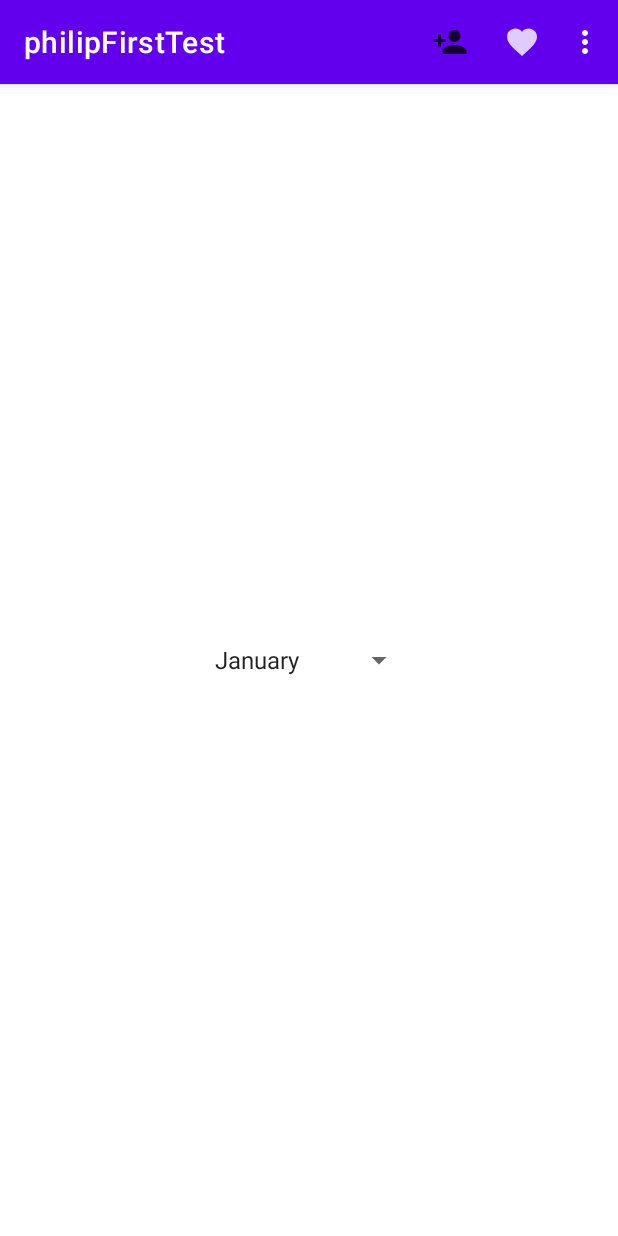
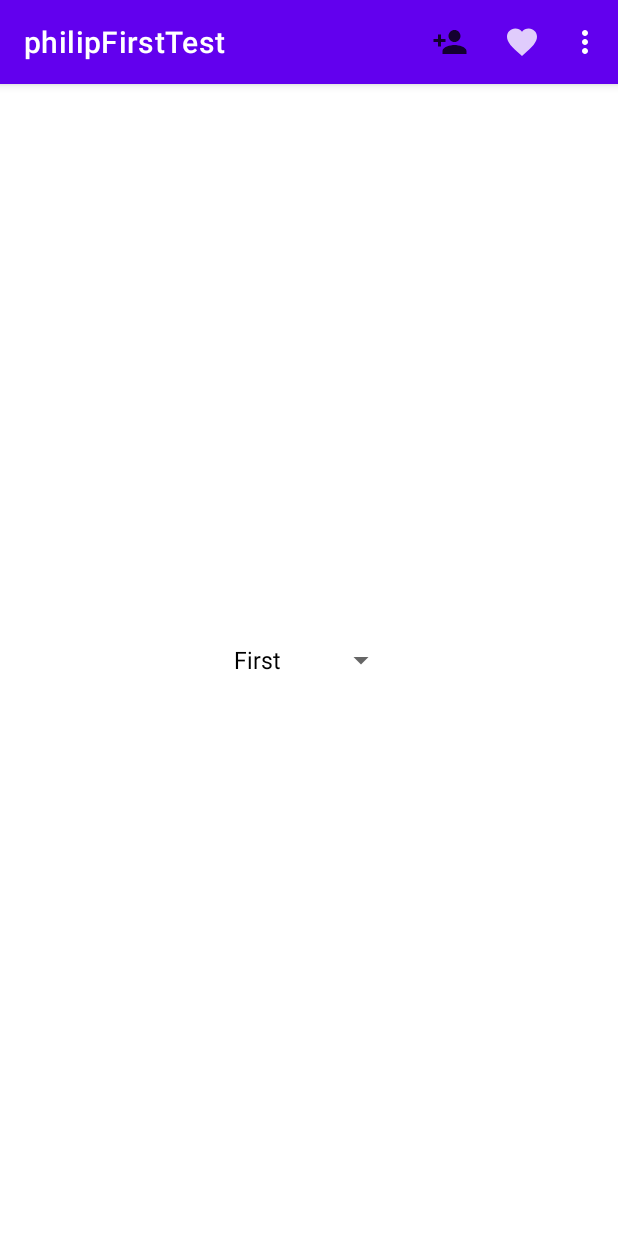
Before and after one commit to MahhmoudRefat/AndroidTest, an Android app: the screen it shows after launch (MainActivity), on a phone screen of 412 x 824 dp. Run offline under Robolectric (Android 15) with nearby library versions, the phone set to English and light mode, and no system bars.

Commit message:
new spinner second type in main activity

```diff
--- a/app/src/main/java/com/cobra/philipfirsttest/MainActivity.kt
+++ b/app/src/main/java/com/cobra/philipfirsttest/MainActivity.kt
@@ -22,6 +22,9 @@ class MainActivity : AppCompatActivity() {
         super.onCreate(savedInstanceState)
         setContentView(R.layout.activity_main)
         var spMonth = findViewById<Spinner>(R.id.spMonth)
+        var customlist = listOf("First","second","third","Fourth")
+        var adapter = ArrayAdapter<String>(this, com.google.android.material.R.layout.support_simple_spinner_dropdown_item,customlist)
+        spMonth.adapter = adapter
         spMonth.onItemSelectedListener = object : AdapterView.OnItemSelectedListener {
             override fun onItemSelected(
                 adapterview: AdapterView<*>?,
```
